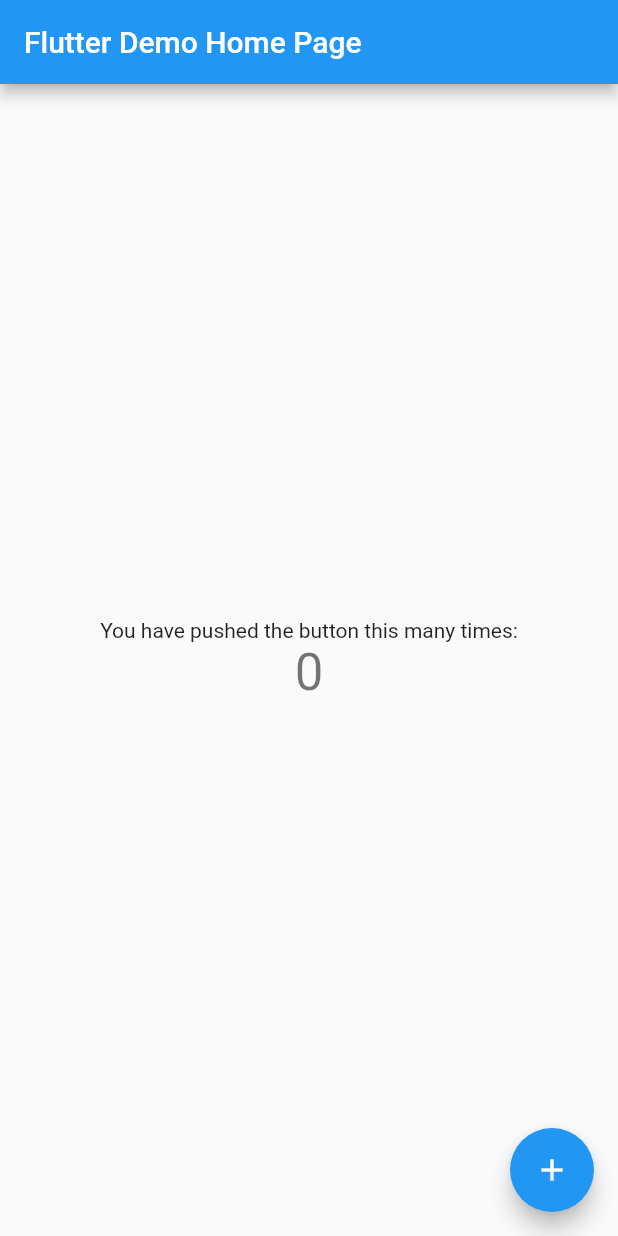
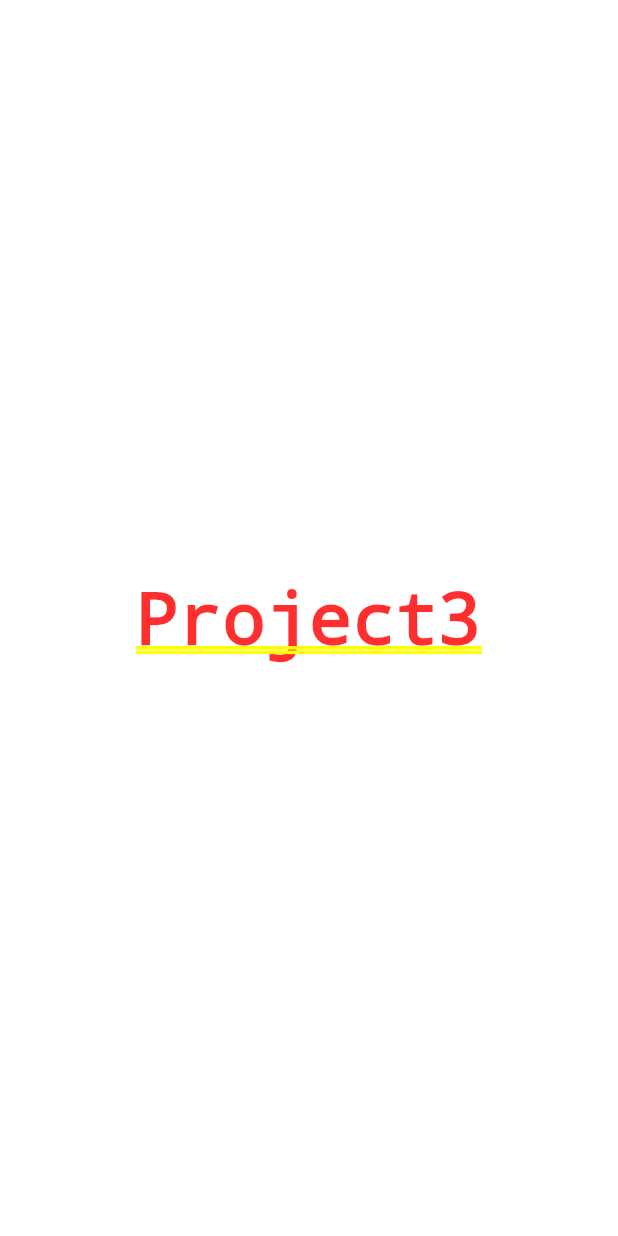
Before and after one commit to vqthanh1412489/flutter_advance, a Flutter app: the screen it shows after launch, on a phone screen of 412 x 824 dp. Run offline on Flutter 3.47's test engine with Material 2 defaults, Android fonts, the phone set to English and light mode, and no system bars.

Commit message:
Config switch project

```diff
--- a/lib/main.dart
+++ b/lib/main.dart
@@ -1,115 +1,30 @@
 import 'package:flutter/material.dart';
+import 'package:flutter_advance_widget/project/project1/app1.dart';
+import 'package:flutter_advance_widget/project/project2/app2.dart';
+import 'package:flutter_advance_widget/project/project3/app3.dart';
 
+enum AppType {
+  app1,
+  app2,
+  app3,
+}
 void main() {
-  runApp(const MyApp());
-}
+  // Config appType
+  const AppType appSelected = AppType.app3;
 
-class MyApp extends StatelessWidget {
-  const MyApp({Key? key}) : super(key: key);
+  final Widget currentWidget;
 
-  // This widget is the root of your application.
-  @override
-  Widget build(BuildContext context) {
-    return MaterialApp(
-      title: 'Flutter Demo',
-      theme: ThemeData(
-        // This is the theme of your application.
-        //
-        // Try running your application with "flutter run". You'll see the
-        // application has a blue toolbar. Then, without quitting the app, try
-        // changing the primarySwatch below to Colors.green and then invoke
-        // "hot reload" (press "r" in the console where you ran "flutter run",
-        // or simply save your changes to "hot reload" in a Flutter IDE).
-        // Notice that the counter didn't reset back to zero; the application
-        // is not restarted.
-        primarySwatch: Colors.blue,
-      ),
-      home: const MyHomePage(title: 'Flutter Demo Home Page'),
-    );
-  }
-}
-
-class MyHomePage extends StatefulWidget {
-  const MyHomePage({Key? key, required this.title}) : super(key: key);
-
-  // This widget is the home page of your application. It is stateful, meaning
-  // that it has a State object (defined below) that contains fields that affect
-  // how it looks.
-
-  // This class is the configuration for the state. It holds the values (in this
-  // case the title) provided by the parent (in this case the App widget) and
-  // used by the build method of the State. Fields in a Widget subclass are
-  // always marked "final".
-
-  final String title;
-
-  @override
-  State<MyHomePage> createState() => _MyHomePageState();
-}
-
-class _MyHomePageState extends State<MyHomePage> {
-  int _counter = 0;
-
-  void _incrementCounter() {
-    setState(() {
-      // This call to setState tells the Flutter framework that something has
-      // changed in this State, which causes it to rerun the build method below
-      // so that the display can reflect the updated values. If we changed
-      // _counter without calling setState(), then the build method would not be
-      // called again, and so nothing would appear to happen.
-      _counter++;
-    });
+  switch (appSelected) {
+    case AppType.app1:
+      currentWidget = const App1();
+      break;
+    case AppType.app2:
+      currentWidget = const App2();
+      break;
+    case AppType.app3:
+      currentWidget = const App3();
+      break;
   }
 
-  @override
-  Widget build(BuildContext context) {
-    // This method is rerun every time setState is called, for instance as done
-    // by the _incrementCounter method above.
-    //
-    // The Flutter framework has been optimized to make rerunning build methods
-    // fast, so that you can just rebuild anything that needs updating rather
-    // than having to individually change instances of widgets.
-    return Scaffold(
-      appBar: AppBar(
-        // Here we take the value from the MyHomePage object that was created by
-        // the App.build method, and use it to set our appbar title.
-        title: Text(widget.title),
-      ),
-      body: Center(
-        // Center is a layout widget. It takes a single child and positions it
-        // in the middle of the parent.
-        child: Column(
-          // Column is also a layout widget. It takes a list of children and
-          // arranges them vertically. By default, it sizes itself to fit its
-          // children horizontally, and tries to be as tall as its parent.
-          //
-          // Invoke "debug painting" (press "p" in the console, choose the
-          // "Toggle Debug Paint" action from the Flutter Inspector in Android
-          // Studio, or the "Toggle Debug Paint" command in Visual Studio Code)
-          // to see the wireframe for each widget.
-          //
-          // Column has various properties to control how it sizes itself and
-          // how it positions its children. Here we use mainAxisAlignment to
-          // center the children vertically; the main axis here is the vertical
-          // axis because Columns are vertical (the cross axis would be
-          // horizontal).
-          mainAxisAlignment: MainAxisAlignment.center,
-          children: <Widget>[
-            const Text(
-              'You have pushed the button this many times:',
-            ),
-            Text(
-              '$_counter',
-              style: Theme.of(context).textTheme.headline4,
-            ),
-          ],
-        ),
-      ),
-      floatingActionButton: FloatingActionButton(
-        onPressed: _incrementCounter,
-        tooltip: 'Increment',
-        child: const Icon(Icons.add),
-      ), // This trailing comma makes auto-formatting nicer for build methods.
-    );
-  }
+  runApp(currentWidget);
 }
--- /dev/null
+++ b/lib/project/project1/app1.dart
@@ -0,0 +1,19 @@
+import 'package:flutter/material.dart';
+
+class App1 extends StatelessWidget {
+  const App1({Key? key}) : super(key: key);
+
+  // This widget is the root of your application.
+  @override
+  Widget build(BuildContext context) {
+    return MaterialApp(
+      title: 'Flutter Demo',
+      theme: ThemeData(
+        primarySwatch: Colors.blue,
+      ),
+      home: const Center(
+        child: Text('Project1'),
+      ),
+    );
+  }
+}
--- /dev/null
+++ b/lib/project/project2/app2.dart
@@ -0,0 +1,19 @@
+import 'package:flutter/material.dart';
+
+class App2 extends StatelessWidget {
+  const App2({Key? key}) : super(key: key);
+
+  // This widget is the root of your application.
+  @override
+  Widget build(BuildContext context) {
+    return MaterialApp(
+      title: 'Flutter Demo',
+      theme: ThemeData(
+        primarySwatch: Colors.blue,
+      ),
+      home: const Center(
+        child: Text('Project2'),
+      ),
+    );
+  }
+}
--- /dev/null
+++ b/lib/project/project3/app3.dart
@@ -0,0 +1,19 @@
+import 'package:flutter/material.dart';
+
+class App3 extends StatelessWidget {
+  const App3({Key? key}) : super(key: key);
+
+  // This widget is the root of your application.
+  @override
+  Widget build(BuildContext context) {
+    return MaterialApp(
+      title: 'Flutter Demo',
+      theme: ThemeData(
+        primarySwatch: Colors.blue,
+      ),
+      home: const Center(
+        child: Text('Project3'),
+      ),
+    );
+  }
+}
```
